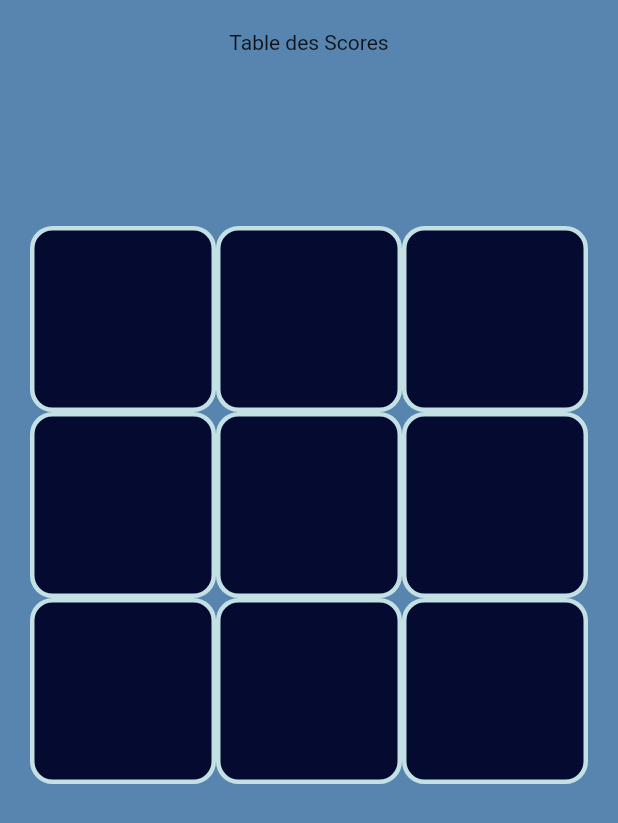
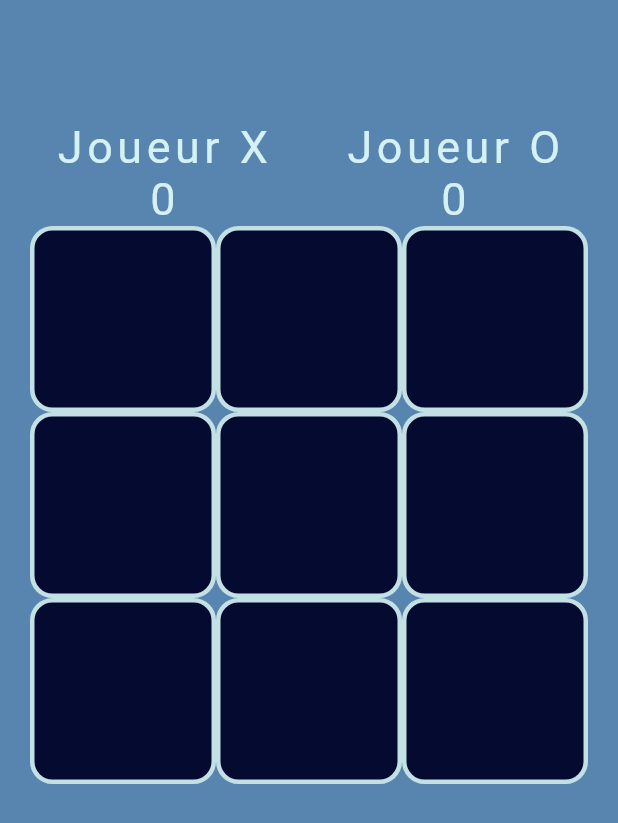
Before and after one commit to Meerwaan/tictactoe_flutter, a Flutter app: the screen it shows after launch, on a phone screen of 412 x 824 dp. Shown: the top 823 px of the screen. Run offline on Flutter 3.47's test engine with Material 2 defaults, Android fonts, the phone set to English and light mode, and no system bars; our stand-ins replace google_fonts; Roboto replaces fonts that are missing (Coiny).

Commit message:
Ajout du compteur de score

```diff
--- a/lib/screens/game.dart
+++ b/lib/screens/game.dart
@@ -12,6 +12,10 @@ class GameScreen extends StatefulWidget {
 class _GameScreenState extends State<GameScreen> {
   bool oTurn = true;
   List<String> displayXO = ["", "", "", "", "", "", "", "", ""];
+
+  int oScore = 0;
+  int xScore = 0;
+  int filledBoxes = 0;
 
   String resutDec = '';
 
@@ -29,7 +33,45 @@ class _GameScreenState extends State<GameScreen> {
       body: Padding(
         padding: const EdgeInsets.all(20),
         child: Column(children: [
-          Expanded(flex: 1, child: Text('Table des Scores')),
+          Expanded(
+            flex: 1,
+            child: Container(
+              child: Row(
+                mainAxisAlignment: MainAxisAlignment.center,
+                children: [
+                  Column(
+                    mainAxisAlignment: MainAxisAlignment.end,
+                    children: [
+                      Text(
+                        'Joueur X',
+                        style: customFontWhite,
+                      ),
+                      Text(
+                        xScore.toString(),
+                        style: customFontWhite,
+                      )
+                    ],
+                  ),
+                  SizedBox(
+                    width: 50,
+                  ),
+                  Column(
+                    mainAxisAlignment: MainAxisAlignment.end,
+                    children: [
+                      Text(
+                        'Joueur O',
+                        style: customFontWhite,
+                      ),
+                      Text(
+                        oScore.toString(),
+                        style: customFontWhite,
+                      )
+                    ],
+                  )
+                ],
+              ),
+            ),
+          ),
           Expanded(
             flex: 3,
             child: GridView.builder(
@@ -61,7 +103,12 @@ class _GameScreenState extends State<GameScreen> {
                   );
                 }),
           ),
-          Expanded(flex: 2, child: Text(resutDec, style: customFontWhite,))
+          Expanded(
+              flex: 2,
+              child: Text(
+                resutDec,
+                style: customFontWhite,
+              ))
         ]),
       ),
     );
@@ -70,9 +117,13 @@ class _GameScreenState extends State<GameScreen> {
   void _Tap(int index) {
     setState(() {
       if (oTurn && displayXO[index] == '') {
+        displayXO[index] = 'X';
+      } else if (!oTurn && displayXO[index] == '') {
         displayXO[index] = 'O';
-      } else if (!oTurn && displayXO[index] == '') {
-        displayXO[index] = 'X';
+      }else if (oTurn && displayXO[index] == 'X') {
+        displayXO[index] = '';
+      } else if (oTurn && displayXO[index] == 'O') {
+        displayXO[index] = '';
       }
 
       oTurn = !oTurn;
@@ -87,6 +138,7 @@ class _GameScreenState extends State<GameScreen> {
         displayXO[0] != '') {
       setState(() {
         resutDec = 'Joueur ' + displayXO[0] + ' a gagné';
+        _updateScore(displayXO[0]);
       });
     }
     //check de la  ligne 2
@@ -95,6 +147,7 @@ class _GameScreenState extends State<GameScreen> {
         displayXO[3] != '') {
       setState(() {
         resutDec = 'Joueur ' + displayXO[3] + ' a gagné';
+        _updateScore(displayXO[3]);
       });
     }
 
@@ -104,6 +157,7 @@ class _GameScreenState extends State<GameScreen> {
         displayXO[6] != '') {
       setState(() {
         resutDec = 'Joueur ' + displayXO[6] + ' a gagné';
+        _updateScore(displayXO[6]);
       });
     }
     //check de la  colonne 1
@@ -112,6 +166,7 @@ class _GameScreenState extends State<GameScreen> {
         displayXO[0] != '') {
       setState(() {
         resutDec = 'Joueur ' + displayXO[0] + ' a gagné';
+        _updateScore(displayXO[0]);
       });
     }
     //check de la  colonne 2
@@ -120,6 +175,7 @@ class _GameScreenState extends State<GameScreen> {
         displayXO[1] != '') {
       setState(() {
         resutDec = 'Joueur ' + displayXO[1] + ' a gagné';
+        _updateScore(displayXO[1]);
       });
     }
     //check de la  colonne 3
@@ -128,6 +184,7 @@ class _GameScreenState extends State<GameScreen> {
         displayXO[2] != '') {
       setState(() {
         resutDec = 'Joueur ' + displayXO[2] + ' a gagné';
+        _updateScore(displayXO[2]);
       });
     }
     //check de la  diagonal 1
@@ -136,6 +193,7 @@ class _GameScreenState extends State<GameScreen> {
         displayXO[0] != '') {
       setState(() {
         resutDec = 'Joueur ' + displayXO[0] + ' a gagné';
+        _updateScore(displayXO[0]);
       });
     }
     //check de la  diagonale 2
@@ -144,7 +202,16 @@ class _GameScreenState extends State<GameScreen> {
         displayXO[6] != '') {
       setState(() {
         resutDec = 'Joueur ' + displayXO[6] + ' a gagné';
+        _updateScore(displayXO[6]);
       });
     }
   }
+
+  void _updateScore(String winner) {
+    if (winner == 'O') {
+      oScore++;
+    } else if (winner == 'X') {
+      xScore++;
+    }
+  }
 }
```
